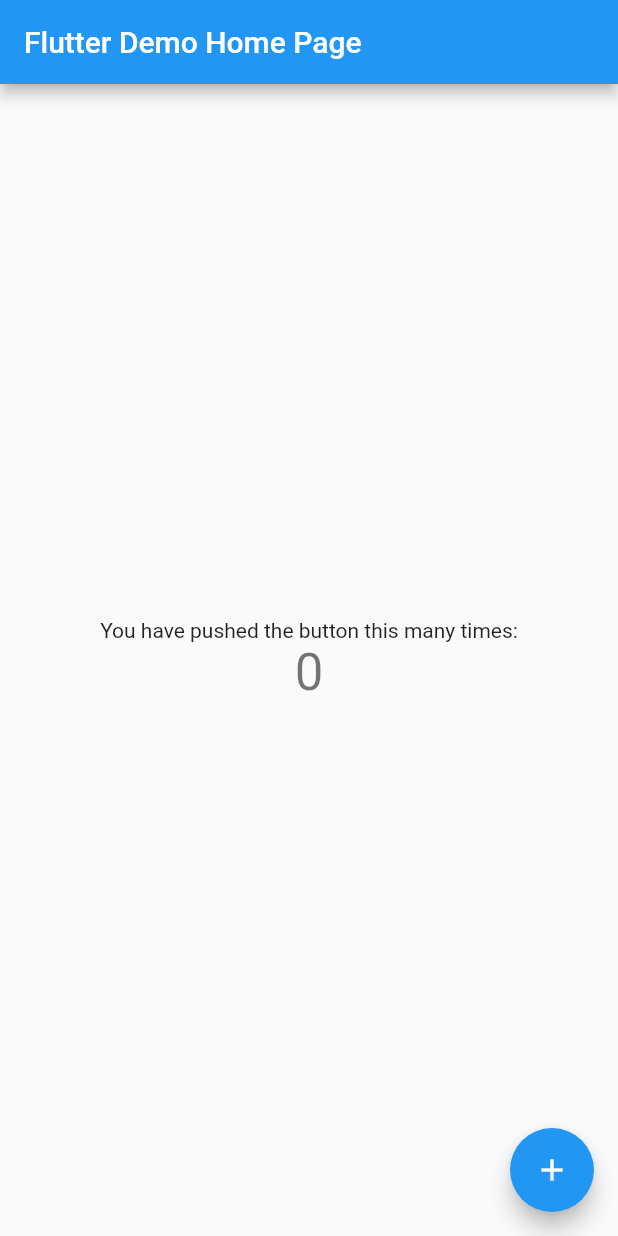
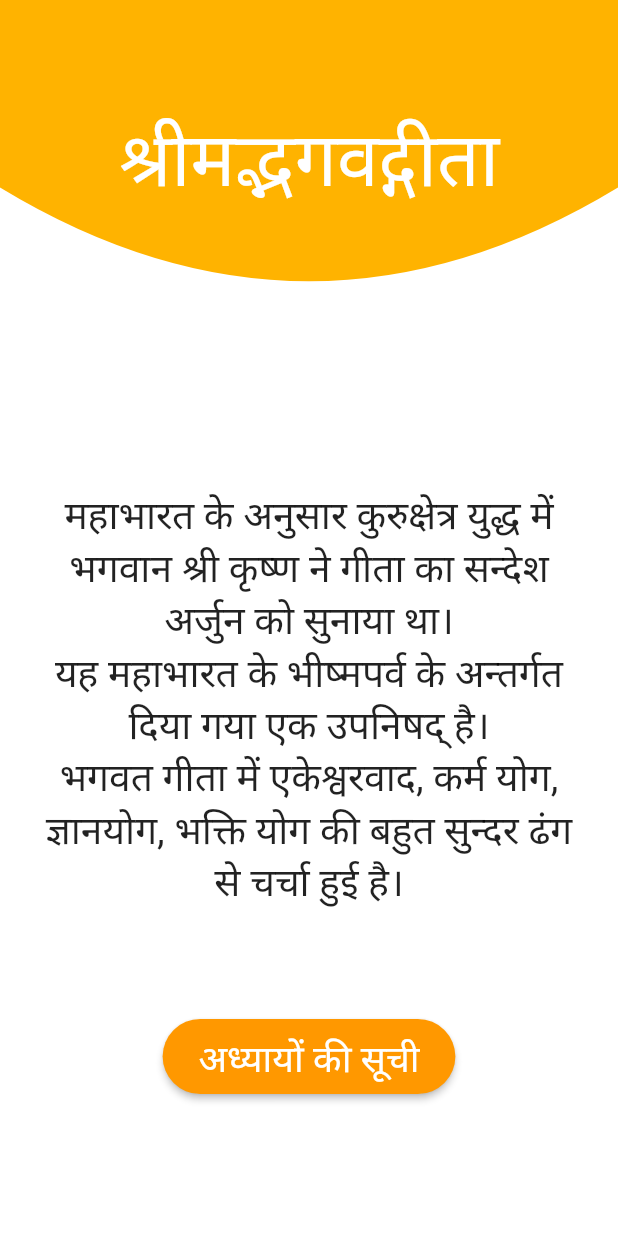
Before and after one commit to kashishkhullar/gita_app, a Flutter app: the screen it shows after launch, on a phone screen of 412 x 824 dp. Run offline on Flutter 3.47's test engine with Material 2 defaults, Android fonts, the light colour scheme and no system bars; missing offline and left inert: dart:ffi.

Commit message:
created home screen

```diff
--- /dev/null
+++ b/lib/helpers/home.clipper.dart
@@ -0,0 +1,21 @@
+import 'package:flutter/material.dart';
+
+class HomeClipper extends CustomClipper<Path> {
+  @override
+  Path getClip(Size size) {
+    var controlPoint = Offset(size.width / 2, size.height);
+
+    Path path = Path();
+    path.lineTo(0, size.height / 2);
+    path.quadraticBezierTo(
+        controlPoint.dx, controlPoint.dy, size.width, size.height / 2);
+    path.lineTo(size.width, 0);
+
+    return path;
+  }
+
+  @override
+  bool shouldReclip(covariant CustomClipper<Path> oldClipper) {
+    return true;
+  }
+}
--- a/lib/main.dart
+++ b/lib/main.dart
@@ -1,4 +1,5 @@
 import 'package:flutter/material.dart';
+import 'package:gita_app/screens/home.screen.dart';
 
 void main() {
   runApp(MyApp());
@@ -20,98 +21,13 @@
         // or simply save your changes to "hot reload" in a Flutter IDE).
         // Notice that the counter didn't reset back to zero; the application
         // is not restarted.
-        primarySwatch: Colors.blue,
+        primarySwatch: Colors.orange,
         // This makes the visual density adapt to the platform that you run
         // the app on. For desktop platforms, the controls will be smaller and
         // closer together (more dense) than on mobile platforms.
         visualDensity: VisualDensity.adaptivePlatformDensity,
       ),
-      home: MyHomePage(title: 'Flutter Demo Home Page'),
+      home: HomeScreen(),
     );
   }
 }
-
-class MyHomePage extends StatefulWidget {
-  MyHomePage({Key key, this.title}) : super(key: key);
-
-  // This widget is the home page of your application. It is stateful, meaning
-  // that it has a State object (defined below) that contains fields that affect
-  // how it looks.
-
-  // This class is the configuration for the state. It holds the values (in this
-  // case the title) provided by the parent (in this case the App widget) and
-  // used by the build method of the State. Fields in a Widget subclass are
-  // always marked "final".
-
-  final String title;
-
-  @override
-  _MyHomePageState createState() => _MyHomePageState();
-}
-
-class _MyHomePageState extends State<MyHomePage> {
-  int _counter = 0;
-
-  void _incrementCounter() {
-    setState(() {
-      // This call to setState tells the Flutter framework that something has
-      // changed in this State, which causes it to rerun the build method below
-      // so that the display can reflect the updated values. If we changed
-      // _counter without calling setState(), then the build method would not be
-      // called again, and so nothing would appear to happen.
-      _counter++;
-    });
-  }
-
-  @override
-  Widget build(BuildContext context) {
-    // This method is rerun every time setState is called, for instance as done
-    // by the _incrementCounter method above.
-    //
-    // The Flutter framework has been optimized to make rerunning build methods
-    // fast, so that you can just rebuild anything that needs updating rather
-    // than having to individually change instances of widgets.
-    return Scaffold(
-      appBar: AppBar(
-        // Here we take the value from the MyHomePage object that was created by
-        // the App.build method, and use it to set our appbar title.
-        title: Text(widget.title),
-      ),
-      body: Center(
-        // Center is a layout widget. It takes a single child and positions it
-        // in the middle of the parent.
-        child: Column(
-          // Column is also a layout widget. It takes a list of children and
-          // arranges them vertically. By default, it sizes itself to fit its
-          // children horizontally, and tries to be as tall as its parent.
-          //
-          // Invoke "debug painting" (press "p" in the console, choose the
-          // "Toggle Debug Paint" action from the Flutter Inspector in Android
-          // Studio, or the "Toggle Debug Paint" command in Visual Studio Code)
-          // to see the wireframe for each widget.
-          //
-          // Column has various properties to control how it sizes itself and
-          // how it positions its children. Here we use mainAxisAlignment to
-          // center the children vertically; the main axis here is the vertical
-          // axis because Columns are vertical (the cross axis would be
-          // horizontal).
-          mainAxisAlignment: MainAxisAlignment.center,
-          children: <Widget>[
-            Text(
-              'You have pushed the button this many times:',
-            ),
-            Text(
-              '$_counter',
-              style: Theme.of(context).textTheme.headline4,
-            ),
-          ],
-        ),
-      ),
-      floatingActionButton: FloatingActionButton(
-        onPressed: _incrementCounter,
-        tooltip: 'Increment',
-        child: Icon(Icons.add),
-      ), // This trailing comma makes auto-formatting nicer for build methods.
-    );
-  }
-}
--- /dev/null
+++ b/lib/screens/home.screen.dart
@@ -0,0 +1,62 @@
+import 'dart:ffi';
+
+import 'package:flutter/material.dart';
+import 'package:gita_app/helpers/home.clipper.dart';
+
+class HomeScreen extends StatelessWidget {
+  @override
+  Widget build(BuildContext context) {
+    return Scaffold(
+      backgroundColor: Colors.white,
+      body: Column(
+        mainAxisAlignment: MainAxisAlignment.spaceBetween,
+        children: [
+          ClipPath(
+            clipper: HomeClipper(),
+            child: Container(
+              width: double.infinity,
+              height: 250,
+              padding: EdgeInsets.only(bottom: 40),
+              decoration: BoxDecoration(
+                color: Colors.amber[600],
+              ),
+              child: Center(
+                child: Text(
+                  "श्रीमद्भगवद्गीता",
+                  style: TextStyle(color: Colors.white, fontSize: 50),
+                ),
+              ),
+            ),
+          ),
+          Container(
+            margin: EdgeInsets.symmetric(horizontal: 25),
+            width: double.infinity,
+            child: Text(
+              "महाभारत के अनुसार कुरुक्षेत्र युद्ध में भगवान श्री कृष्ण ने गीता का सन्देश अर्जुन को सुनाया था।\nयह महाभारत के भीष्मपर्व के अन्तर्गत दिया गया एक उपनिषद् है।\nभगवत गीता में एकेश्वरवाद, कर्म योग, ज्ञानयोग, भक्ति योग की बहुत सुन्दर ढंग से चर्चा हुई है।",
+              style: TextStyle(
+                fontSize: 26,
+              ),
+              textAlign: TextAlign.center,
+            ),
+          ),
+          RaisedButton(
+            onPressed: () {},
+            color: Theme.of(context).accentColor,
+            child: Container(
+              padding: const EdgeInsets.all(8.0),
+              child: Text(
+                "अध्यायों की सूची",
+                style: TextStyle(color: Colors.white, fontSize: 25),
+              ),
+            ),
+            shape:
+                RoundedRectangleBorder(borderRadius: BorderRadius.circular(90)),
+          ),
+          SizedBox(
+            height: 20,
+          ),
+        ],
+      ),
+    );
+  }
+}
```
